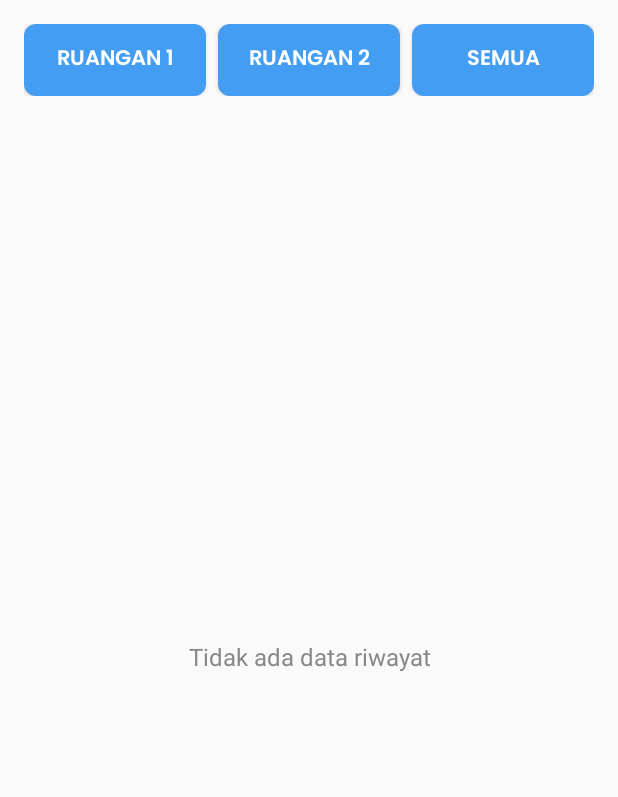
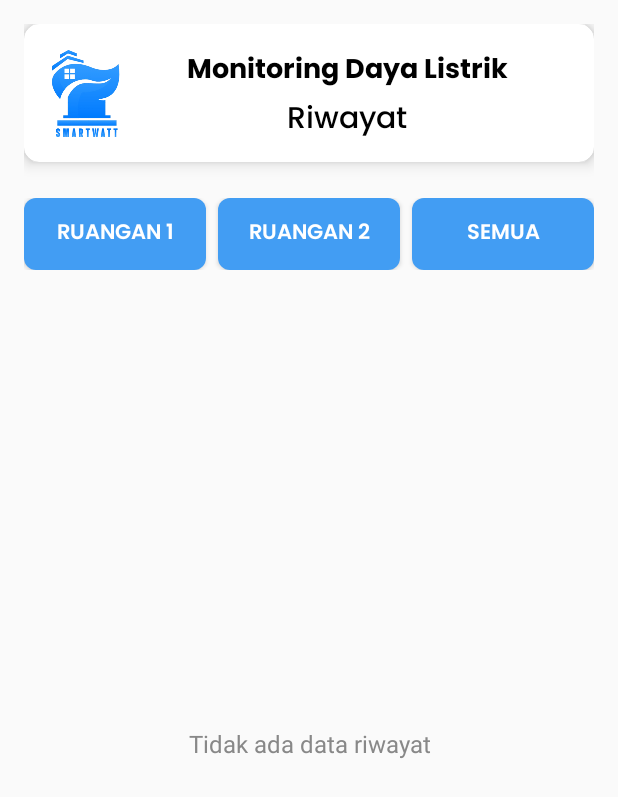
Before and after one commit to rmdhandwi/smartwatt, an Android app: the HistoryActivity screen opened directly, with no data from a screen before it, on a phone screen of 412 x 824 dp. Shown: the top 797 px of the screen. Run offline under Robolectric (Android 15) with nearby library versions, the phone set to English and light mode, and no system bars; our stand-ins replace Firebase (no records; nobody signed in at launch, a user with empty details on screens opened directly).

Commit message:
update riwayat

```diff
--- a/app/src/main/res/layout/activity_history.xml
+++ b/app/src/main/res/layout/activity_history.xml
@@ -8,6 +8,65 @@
     android:padding="16dp"
     tools:context=".HistoryActivity">
 
+    <androidx.cardview.widget.CardView
+        android:layout_width="match_parent"
+        android:layout_height="wrap_content"
+        android:layout_marginBottom="24dp"
+        app:cardCornerRadius="10dp"
+        app:cardElevation="6dp">
+
+        <LinearLayout
+            android:layout_width="match_parent"
+            android:layout_height="match_parent"
+            android:layout_gravity="center"
+            android:gravity="center"
+            android:orientation="horizontal"
+            android:padding="16dp">
+
+            <ImageView
+                android:id="@+id/imageView2"
+                android:layout_width="60dp"
+                android:layout_height="60dp"
+                android:layout_weight="0.2"
+                app:srcCompat="@drawable/logo" />
+
+            <LinearLayout
+                android:layout_width="match_parent"
+                android:layout_height="match_parent"
+                android:orientation="vertical"
+                android:gravity="center"
+                android:layout_weight="1">
+
+                <TextView
+                    android:layout_width="match_parent"
+                    android:layout_height="wrap_content"
+                    android:text="Monitoring Daya Listrik"
+                    android:textAlignment="center"
+                    android:textColor="#000"
+                    android:textSize="18sp"
+                    android:fontFamily="@font/poppins_bold" />
+                <TextView
+                    android:id="@+id/txtZona"
+                    android:layout_width="match_parent"
+                    android:layout_height="wrap_content"
+                    android:text="Riwayat"
+                    android:textAlignment="center"
+                    android:textColor="#000"
+                    android:fontFamily="@font/poppins_medium"
+                    android:textSize="20sp" />
+            </LinearLayout>
+
+            <ImageView
+                android:id="@+id/imageView3"
+                android:layout_width="40dp"
+                android:layout_height="40dp"
+                android:layout_weight="1"
+                android:visibility="gone"
+                app:srcCompat="@drawable/ic_user"
+                app:tint="#1F8EFE" />
+        </LinearLayout>
+    </androidx.cardview.widget.CardView>
+
     <!-- Tombol Filter Zona -->
     <LinearLayout
         android:id="@+id/ly1"
@@ -16,6 +75,7 @@
         android:orientation="horizontal"
         android:gravity="center"
         android:layout_marginBottom="12dp">
+
 
         <Button
             android:id="@+id/btnZonaA"
```
